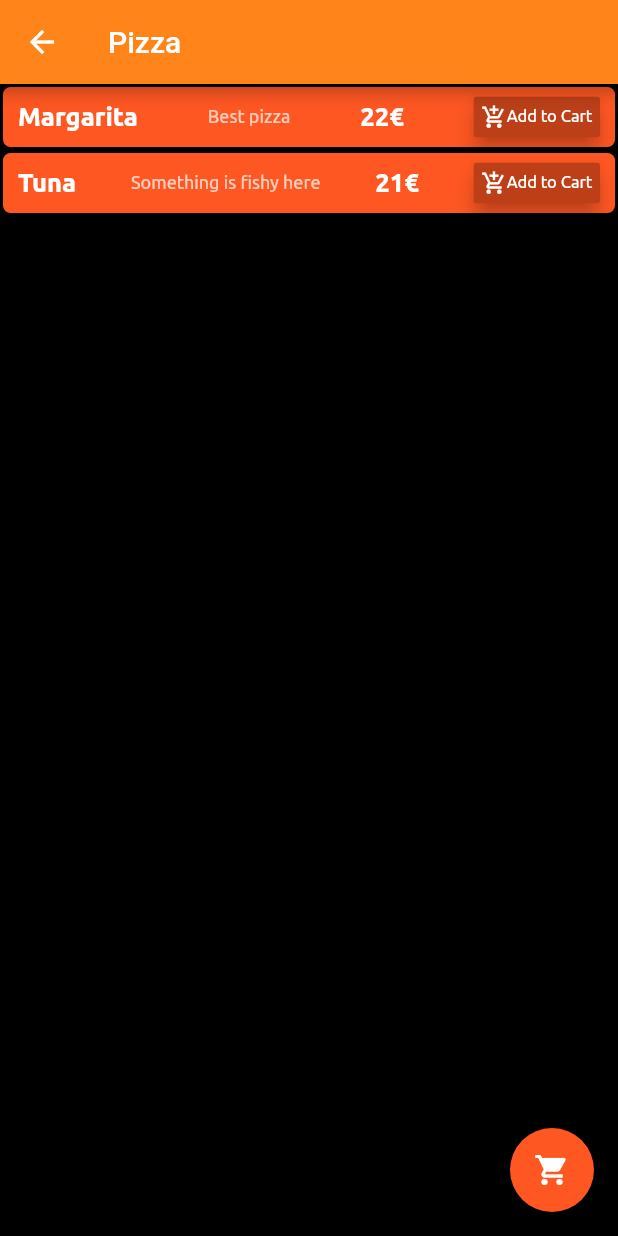
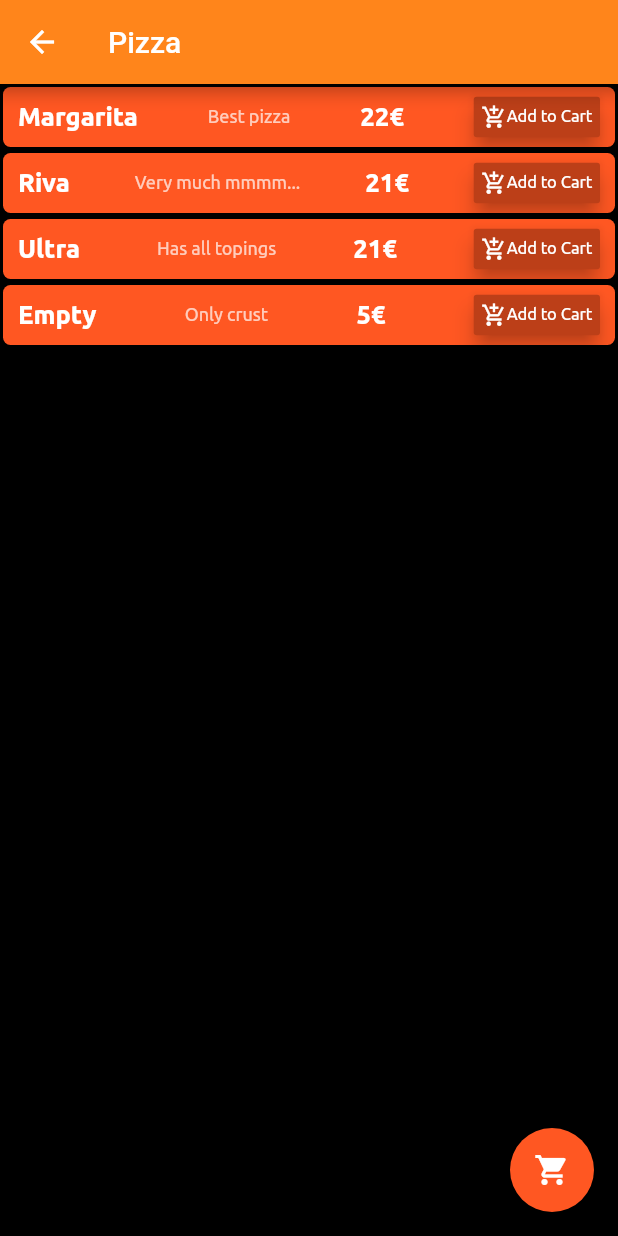
Before and after one commit to mariodujic/flutter_fastfood, a Flutter app: the screen it shows after launch, after a tap on "Pizza", on a phone screen of 412 x 824 dp. Run offline on Flutter 3.47's test engine with Material 2 defaults, Android fonts, the phone set to English and light mode, and no system bars.

```diff
--- a/assets/data/food_data.json
+++ b/assets/data/food_data.json
@@ -18,6 +18,11 @@
           "name": "Ultra",
           "description": "Has all topings",
           "price": 21
+        },
+        {
+          "name": "Empty",
+          "description": "Only crust",
+          "price": 5
         }
       ]
 
--- a/lib/submenu/food_menu.dart
+++ b/lib/submenu/food_menu.dart
@@ -35,8 +35,11 @@ class _ListItemState extends State<ListItem> {
   @override
   Widget build(BuildContext context) {
     for (var i = 0; i < data.length; i++) {
-      submenuList.add(data[i]["submenu"]);
+      if (data[i]["type"] == widget.title) {
+        submenuList = data[i]["submenu"];
+      }
     }
+
     return Scaffold(
       appBar: AppBar(
         title: Text(widget.title),
@@ -44,11 +47,10 @@ class _ListItemState extends State<ListItem> {
       ),
       body: ListView.builder(
         itemBuilder: (BuildContext context, int index) => item.FoodMenuItem(
-              submenuList[index][index]["name"],
-              submenuList[index][index]["description"],
-              submenuList[index][index]["price"],
-            ),
-        itemCount: 2,
+            submenuList[index]["name"],
+            submenuList[index]["description"],
+            submenuList[index]["price"]),
+        itemCount: submenuList.length,
       ),
       floatingActionButton: new CartButton(),
       backgroundColor: Colors.black,
```
